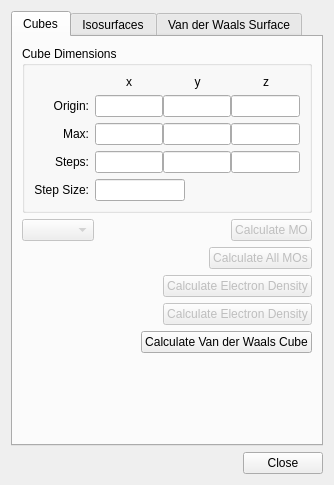
Above: libavogadro/src/extensions/orbitaldialog.ui from cryos/avogadro before the change. Below: the same form after it.
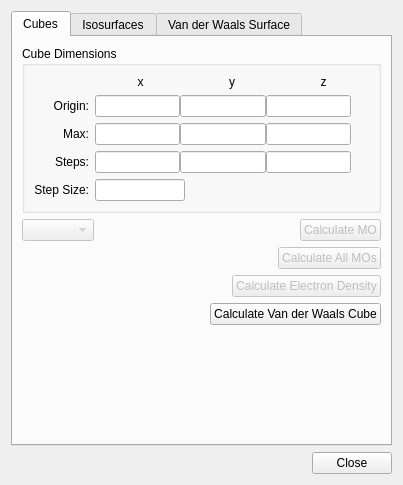
That is the form after the change.

Commit message: Removed the duplicate button from the dialog, changed the menu entry name to surfaces and cleaned up a few compiler warnings.

Diff of the .ui file:
```diff
--- a/libavogadro/src/extensions/orbitaldialog.ui
+++ b/libavogadro/src/extensions/orbitaldialog.ui
@@ -5,7 +5,7 @@
    <rect>
     <x>0</x>
     <y>0</y>
-    <width>334</width>
+    <width>403</width>
     <height>485</height>
    </rect>
   </property>
@@ -360,33 +360,6 @@
          </item>
         </layout>
        </item>
-       <item>
-        <layout class="QHBoxLayout" name="horizontalLayout_23" >
-         <item>
-          <spacer name="horizontalSpacer_4" >
-           <property name="orientation" >
-            <enum>Qt::Horizontal</enum>
-           </property>
-           <property name="sizeHint" stdset="0" >
-            <size>
-             <width>40</width>
-             <height>20</height>
-            </size>
-           </property>
-          </spacer>
-         </item>
-         <item>
-          <widget class="QPushButton" name="calculateDensity_2" >
-           <property name="enabled" >
-            <bool>false</bool>
-           </property>
-           <property name="text" >
-            <string>Calculate Electron Density</string>
-           </property>
-          </widget>
-         </item>
-        </layout>
-       </item>
        <item>
         <layout class="QHBoxLayout" name="horizontalLayout_24" >
          <item>
```
Left out of the diff: 2 changed lines with no effect on the pictures. The commit also changes 2 other files.
